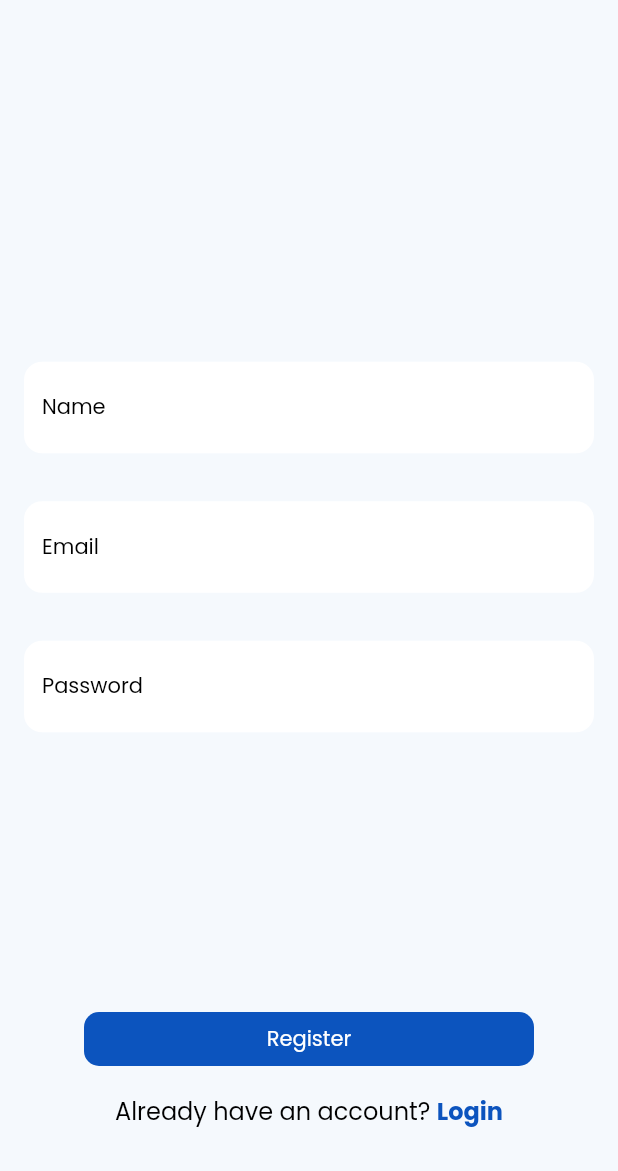
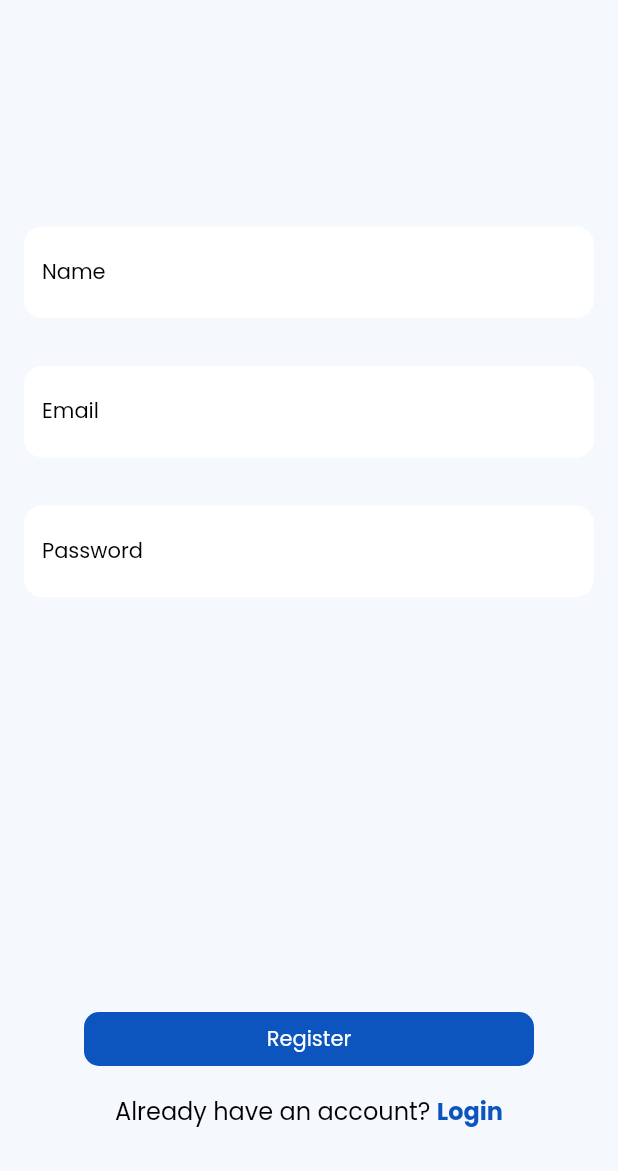
Before and after one commit to ayushsha2000/lingoAssignment, a Flutter app: the RegisterScreen screen opened directly, on a phone screen of 412 x 824 dp, the part 65-1236 px from its top. Run offline on Flutter 3.47's test engine with Material 3 defaults, Android fonts, the phone set to English and light mode, and no system bars; our stand-ins replace cached_network_image, cloud_firestore, dio, firebase_auth, firebase_core, firebase_remote_config and 2 more; accounts and stored records are empty; network calls fail.

Commit message:
fix: app_bar_heading

```diff
--- a/lib/providers/auth_provider.dart
+++ b/lib/providers/auth_provider.dart
@@ -24,7 +24,7 @@ class AuthProvider extends ChangeNotifier {
     try {
       await _auth.signInWithEmailAndPassword(email: email, password: password);
     } catch (e) {
-      throw Exception("Failed to sign in");
+      throw Exception(e.toString());
     } finally {
       _setLoading(false);
     }
--- a/lib/screens/pages/home_screen.dart
+++ b/lib/screens/pages/home_screen.dart
@@ -24,7 +24,7 @@ class HomeScreen extends StatelessWidget {
         elevation: 0,
         backgroundColor: AppColors.primaryColor,
         title: Text(
-          "News App",
+          "MyNews",
           style: headlineStyle.copyWith(color: AppColors.whiteColor),
         ),
         actions: [
--- a/lib/screens/pages/login_screen.dart
+++ b/lib/screens/pages/login_screen.dart
@@ -70,7 +70,7 @@ class _LoginScreenState extends State<LoginScreen> {
                   return null;
                 },
               ),
-              const Spacer(),
+              const Spacer(flex: 3),
               Column(
                 children: [
                   Padding(
@@ -92,7 +92,7 @@ class _LoginScreenState extends State<LoginScreen> {
                                     builder: (context) => const HomeScreen()));
                           }).catchError((e) {
                             ScaffoldMessenger.of(context).showSnackBar(
-                              SnackBar(content: Text('Login Failed: $e')),
+                              SnackBar(content: Text('Login Failed: ${e.toString}')),
                             );
                           });
                         }
--- a/lib/screens/pages/register_screen.dart
+++ b/lib/screens/pages/register_screen.dart
@@ -80,7 +80,7 @@ class _RegisterScreenState extends State<RegisterScreen> {
                   return null;
                 },
               ),
-              const Spacer(),
+              const Spacer(flex: 3),
               Column(
                 children: [
                   Padding(
```
